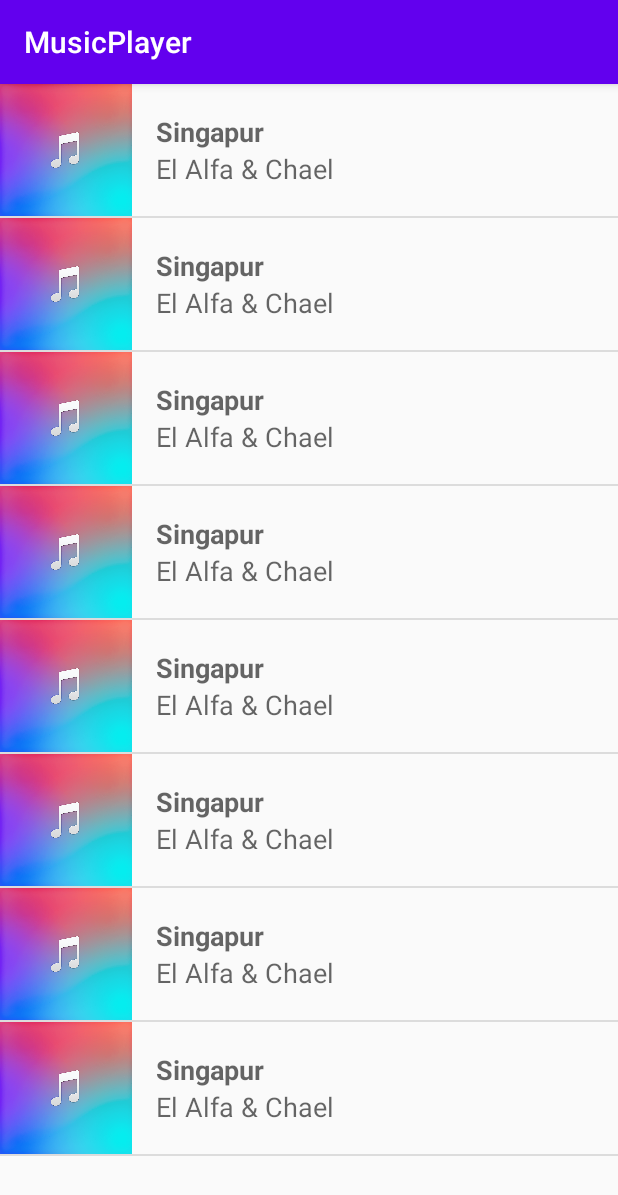
After one commit to Rodrinot/music-player, an Android app: the SongsActivity screen opened directly, with no data from a screen before it, on a phone screen of 412 x 824 dp. The commit adds this screen. Shown: the top 1195 px of the screen. Run offline under Robolectric (Android 15) with nearby library versions, the phone set to English and light mode, and no system bars.

Commit message:
Add song list.

```diff
--- a/app/src/main/AndroidManifest.xml
+++ b/app/src/main/AndroidManifest.xml
@@ -16,6 +16,7 @@
                 <category android:name="android.intent.category.LAUNCHER" />
             </intent-filter>
         </activity>
+        <activity android:name=".SongsActivity" />
     </application>
 
 </manifest>
--- a/app/src/main/java/com/example/android/musicplayer/MainActivity.java
+++ b/app/src/main/java/com/example/android/musicplayer/MainActivity.java
@@ -2,17 +2,22 @@ package com.example.android.musicplayer;
 
 import androidx.appcompat.app.AppCompatActivity;
 
+import android.content.Intent;
 import android.media.MediaPlayer;
 import android.os.Bundle;
 import android.view.View;
 import android.widget.Button;
 import android.widget.ImageButton;
+import android.widget.TextView;
 import android.widget.Toast;
 
 public class MainActivity extends AppCompatActivity {
 
+    private TextView title;
     private ImageButton playButton;
     private ImageButton stopButton;
+    private ImageButton previousButton;
+    private ImageButton nextButton;
     private MediaPlayer mediaPlayer;
 
     @Override
@@ -23,6 +28,8 @@ public class MainActivity extends AppCompatActivity {
         // Initialize buttons.
         playButton = findViewById(R.id.play_button);
         stopButton = findViewById(R.id.stop_button);
+        previousButton = findViewById(R.id.previous_button);
+        nextButton = findViewById(R.id.next_button);
         // Initialize media player.
         mediaPlayer = MediaPlayer.create(this, R.raw.singapur);
 
@@ -43,5 +50,24 @@ public class MainActivity extends AppCompatActivity {
                 mediaPlayer.pause();
             }
         });
+
+        // Previous button listener.
+        previousButton.setOnClickListener(new View.OnClickListener() {
+            @Override
+            public void onClick(View v) {
+                Intent i = new Intent(v.getContext(), SongsActivity.class);
+                startActivity(i);
+            }
+        });
+
+        // Next button listener.
+        nextButton.setOnClickListener(new View.OnClickListener() {
+            @Override
+            public void onClick(View v) {
+                Intent i = new Intent(v.getContext(), SongsActivity.class);
+                startActivity(i);
+            }
+        });
+
     }
 }
--- /dev/null
+++ b/app/src/main/java/com/example/android/musicplayer/Song.java
@@ -0,0 +1,60 @@
+package com.example.android.musicplayer;
+
+/**
+ * {@link Song} represents a vocabulary song.
+ * It contains a title and an artist.
+ */
+public class Song {
+
+    /** Title of the song */
+    private String mTitle;
+
+    /** Artist of the song */
+    private String mArtist;
+
+    /** Image resource id */
+    private int mResourceImageId;
+
+    /** Image resource id */
+    private int mResourceAudioId;
+
+    /**
+     * Create a new Song object.
+     *
+     * @param title
+     * @param artist
+     * @param resourceImageId
+     * @param resourceAudioId
+     */
+    public Song(String title, String artist, int resourceImageId, int resourceAudioId) {
+        mTitle = title;
+        mArtist = artist;
+        mResourceImageId = resourceImageId;
+        mResourceAudioId = resourceAudioId;
+    }
+
+    /**
+     * Get the title of the Song.
+     */
+    public String getTitle() {
+        return mTitle;
+    }
+
+    /**
+     * Get the artist of the Song.
+     */
+    public String getArtist() {
+        return mArtist;
+    }
+
+    /**
+     * Get the resource image id of the Song.
+     */
+    public int getImageResourceId() { return mResourceImageId; }
+
+    /**
+     * Get the resource image id of the Song.
+     */
+    public int getAudioResourceId() { return mResourceAudioId; }
+
+}
--- /dev/null
+++ b/app/src/main/java/com/example/android/musicplayer/SongAdapter.java
@@ -0,0 +1,58 @@
+package com.example.android.musicplayer;
+
+import android.content.Context;
+import android.view.LayoutInflater;
+import android.view.View;
+import android.view.ViewGroup;
+import android.widget.ArrayAdapter;
+import android.widget.ImageView;
+import android.widget.LinearLayout;
+import android.widget.TextView;
+
+import androidx.core.content.ContextCompat;
+
+import java.util.ArrayList;
+
+public class SongAdapter extends ArrayAdapter<Song> {
+
+    public SongAdapter(Context context, ArrayList<Song> songs) {
+        super(context, 0, songs);
+    }
+
+    @Override
+    public View getView(int position, View convertView, ViewGroup parent) {
+        // Check if an existing view is being reused, otherwise inflate the view.
+        View listItemView = convertView;
+        if (listItemView == null) {
+            listItemView = LayoutInflater.from(getContext()).inflate(
+                    R.layout.list_item, parent, false);
+        }
+
+        // Get the {@link Song} object located at this position in the list.
+        Song currentSong = getItem(position);
+
+        // Find the TextView in the list_item.xml layout with the ID miwok_text_view.
+        TextView miwokTextView = listItemView.findViewById(R.id.title_text_view);
+        // Get the Miwok translation from the currentSong object and set this text on
+        // the Miwok TextView.
+        miwokTextView.setText(currentSong.getTitle());
+
+        // Find the TextView in the list_item.xml layout with the ID default_text_view.
+        TextView defaultTextView = listItemView.findViewById(R.id.artist_text_view);
+        // Get the default translation from the currentSong object and set this text on
+        // the default TextView.
+        defaultTextView.setText(currentSong.getArtist());
+
+        // Find the ImageView in the list_item.xml layout with the ID image.
+        ImageView imageView = listItemView.findViewById(R.id.image);
+        // Set the ImageView to the image resource specified in the current Song.
+        imageView.setImageResource(currentSong.getImageResourceId());
+
+        // Set the theme color for the list item
+        View textContainer = listItemView.findViewById(R.id.text_container);
+
+        // Return the whole list item layout (containing 2 TextViews) so that it can be shown in
+        // the ListView.
+        return listItemView;
+    }
+}
--- /dev/null
+++ b/app/src/main/java/com/example/android/musicplayer/SongsActivity.java
@@ -0,0 +1,61 @@
+package com.example.android.musicplayer;
+
+import androidx.appcompat.app.AppCompatActivity;
+
+import android.annotation.SuppressLint;
+import android.content.Intent;
+import android.media.MediaPlayer;
+import android.os.Bundle;
+import android.view.View;
+import android.widget.AdapterView;
+import android.widget.LinearLayout;
+import android.widget.ListView;
+import android.widget.Toast;
+
+import java.util.ArrayList;
+
+
+public class SongsActivity extends AppCompatActivity {
+
+    @Override
+    protected void onCreate(Bundle savedInstanceState) {
+        super.onCreate(savedInstanceState);
+        setContentView(R.layout.song_list);
+
+        // Create a list of songs.
+        final ArrayList<Song> songs = new ArrayList<Song>();
+        songs.add(new Song("Singapur", "El Alfa & Chael", R.drawable.cover, R.raw.singapur));
+        songs.add(new Song("Singapur", "El Alfa & Chael", R.drawable.cover, R.raw.singapur));
+        songs.add(new Song("Singapur", "El Alfa & Chael", R.drawable.cover, R.raw.singapur));
+        songs.add(new Song("Singapur", "El Alfa & Chael", R.drawable.cover, R.raw.singapur));
+        songs.add(new Song("Singapur", "El Alfa & Chael", R.drawable.cover, R.raw.singapur));
+        songs.add(new Song("Singapur", "El Alfa & Chael", R.drawable.cover, R.raw.singapur));
+        songs.add(new Song("Singapur", "El Alfa & Chael", R.drawable.cover, R.raw.singapur));
+        songs.add(new Song("Singapur", "El Alfa & Chael", R.drawable.cover, R.raw.singapur));
+
+        // Create an {@link SongAdapter}, whose data source is a list of {@link Song}s. The
+        // adapter knows how to create list items for each item in the list.
+        SongAdapter adapter = new SongAdapter(this, songs);
+
+        // Find the {@link ListView} object in the view hierarchy of the {@link Activity}.
+        // There should be a {@link ListView} with the view ID called list, which is declared in the
+        // Song_list.xml layout file.
+        ListView listView = findViewById(R.id.list);
+
+        // Make the {@link ListView} use the {@link SongAdapter} we created above, so that the
+        // {@link ListView} will display list items for each {@link Song} in the list.
+        listView.setAdapter(adapter);
+
+        // Set a click listener to play the audio when the list item is clicked on
+        listView.setOnItemClickListener(new AdapterView.OnItemClickListener() {
+            @Override
+            public void onItemClick(AdapterView<?> adapterView, View view, int position, long l) {
+                // Get the {@link Song} object at the given position the user clicked on
+                Song Song = songs.get(position);
+                Intent i = new Intent(view.getContext(), MainActivity.class);
+                startActivity(i);
+            }
+        });
+    }
+
+}
--- /dev/null
+++ b/app/src/main/res/layout/list_item.xml
@@ -0,0 +1,49 @@
+<?xml version="1.0" encoding="utf-8"?>
+<!-- Layout for a single item -->
+<LinearLayout
+    xmlns:android="http://schemas.android.com/apk/res/android"
+    xmlns:tools="http://schemas.android.com/tools"
+    android:layout_width="match_parent"
+    android:layout_height="match_parent"
+    android:minHeight="@dimen/list_item_height"
+    android:orientation="horizontal">
+
+    <ImageView
+        android:id="@+id/image"
+        android:layout_width="@dimen/list_item_height"
+        android:layout_height="@dimen/list_item_height" />
+
+    <RelativeLayout
+        android:layout_width="match_parent"
+        android:layout_height="match_parent">
+
+        <LinearLayout
+            android:id="@+id/text_container"
+            android:layout_width="match_parent"
+            android:layout_height="match_parent"
+            android:orientation="vertical"
+            android:paddingLeft="16dp">
+
+            <TextView
+                android:id="@+id/title_text_view"
+                android:layout_width="match_parent"
+                android:layout_height="0dp"
+                android:layout_weight="1"
+                android:gravity="bottom"
+                android:textAppearance="?android:textAppearanceMedium"
+                android:textStyle="bold"
+                tools:text="lutti" />
+
+            <TextView
+                android:id="@+id/artist_text_view"
+                android:layout_width="match_parent"
+                android:layout_height="0dp"
+                android:layout_weight="1"
+                android:gravity="top"
+                android:textAppearance="?android:textAppearanceMedium"
+                tools:text="one" />
+        </LinearLayout>
+
+    </RelativeLayout>
+
+</LinearLayout>
--- /dev/null
+++ b/app/src/main/res/layout/song_list.xml
@@ -0,0 +1,7 @@
+<?xml version="1.0" encoding="utf-8"?>
+<ListView xmlns:android="http://schemas.android.com/apk/res/android"
+    android:id="@+id/list"
+    android:orientation="vertical"
+    android:layout_width="match_parent"
+    android:layout_height="match_parent"
+    android:drawSelectorOnTop="true"/>
--- a/app/src/main/res/values/dimens.xml
+++ b/app/src/main/res/values/dimens.xml
@@ -4,4 +4,9 @@
     <dimen name="medium_margin">32dp</dimen>
     <dimen name="medium_button">50dp</dimen>
     <dimen name="large_button">50dp</dimen>
+    <!-- Height of each list item -->
+    <dimen name="list_item_height">88dp</dimen>
+    <!-- Default screen margins, per the Android Design guidelines. -->
+    <dimen name="activity_horizontal_margin">16dp</dimen>
+    <dimen name="activity_vertical_margin">16dp</dimen>
 </resources>
```
